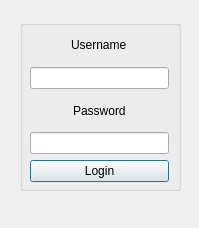
Qt form client/login.ui (SimoneDutto/CollaborativeEditor) before a commit.
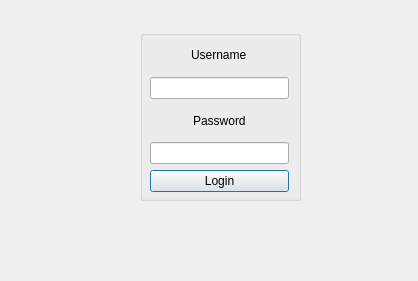
The same form after that commit.

Patch:
```diff
--- a/client/login.ui
+++ b/client/login.ui
@@ -6,8 +6,8 @@
    <rect>
     <x>0</x>
     <y>0</y>
-    <width>199</width>
-    <height>228</height>
+    <width>418</width>
+    <height>281</height>
    </rect>
   </property>
   <property name="windowTitle">
@@ -17,8 +17,8 @@
    <widget class="QGroupBox" name="LoginBox">
     <property name="geometry">
      <rect>
-      <x>20</x>
-      <y>20</y>
+      <x>140</x>
+      <y>30</y>
       <width>161</width>
       <height>171</height>
      </rect>
```
Left out of the diff: 2 changed lines with no effect on the pictures.
